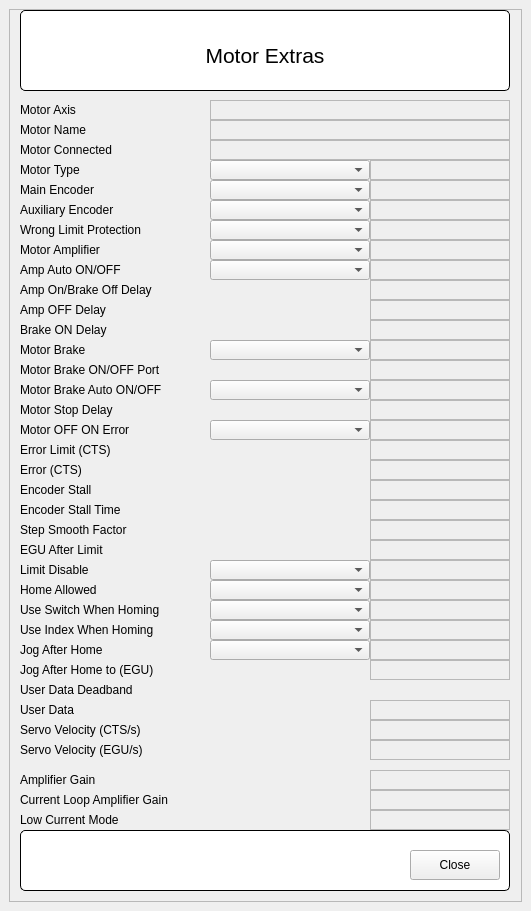
First picture: the form in FormGalilMotorExtras.ui, repository SESAME-Synchrotron/galil-qt, before the edit.
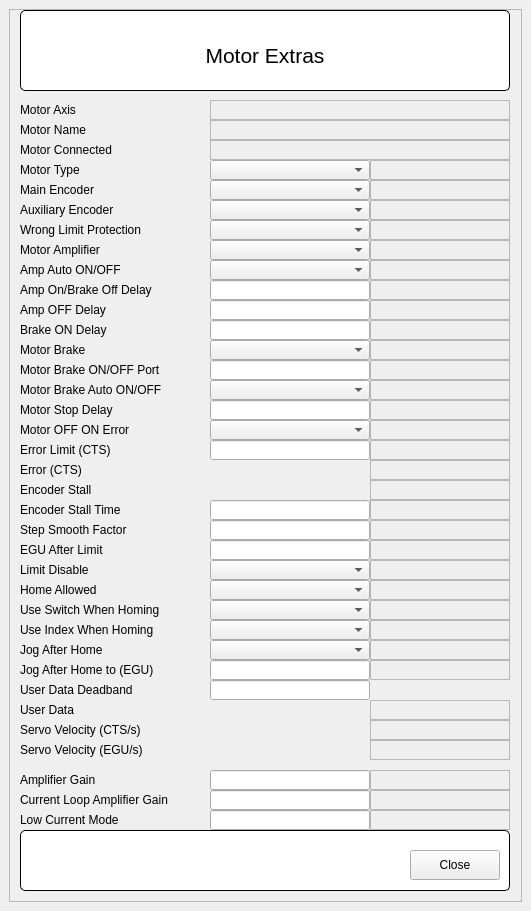
Second picture: the form after the edit. Custom widgets are drawn as their Qt base class.

Commit message: FormGalilController: Enabled all motors even if axis not passed. FormGalilMotor: Added axis letter. FormGalilMotorExtras: Added new settings.

What changed in the file:
```diff
--- a/FormGalilMotorExtras.ui
+++ b/FormGalilMotorExtras.ui
@@ -116,22 +116,6 @@
          <string>$(group)_UINDEX_STATUS</string>
         </property>
        </widget>
-       <widget class="QENumericEdit" name="qenumericedit_3">
-        <property name="geometry">
-         <rect>
-          <x>200</x>
-          <y>310</y>
-          <width>160</width>
-          <height>20</height>
-         </rect>
-        </property>
-        <property name="variable" stdset="0">
-         <string>$(group)_BRAKEONDELAY_SP</string>
-        </property>
-        <property name="variableSubstitutions" stdset="0">
-         <string/>
-        </property>
-       </widget>
        <widget class="QEComboBox" name="qecombobox_7">
         <property name="geometry">
          <rect>
@@ -145,22 +129,6 @@
          <string>$(group)_BRAKE_CMD</string>
         </property>
        </widget>
-       <widget class="QENumericEdit" name="qenumericedit_4">
-        <property name="geometry">
-         <rect>
-          <x>200</x>
-          <y>350</y>
-          <width>160</width>
-          <height>20</height>
-         </rect>
-        </property>
-        <property name="variable" stdset="0">
-         <string>$(group)_BRAKEPORT_SP</string>
-        </property>
-        <property name="variableSubstitutions" stdset="0">
-         <string/>
-        </property>
-       </widget>
        <widget class="QGroupBox" name="titleGroupBox">
         <property name="geometry">
          <rect>
@@ -370,22 +338,6 @@
          <string>Error Limit (CTS)</string>
         </property>
        </widget>
-       <widget class="QENumericEdit" name="qenumericedit_7">
-        <property name="geometry">
-         <rect>
-          <x>200</x>
-          <y>490</y>
-          <width>160</width>
-          <height>20</height>
-         </rect>
-        </property>
-        <property name="variable" stdset="0">
-         <string>$(group)_ESTALLTIME_SP</string>
-        </property>
-        <property name="variableSubstitutions" stdset="0">
-         <string/>
-        </property>
-       </widget>
        <widget class="QLabel" name="label_22">
         <property name="geometry">
          <rect>
@@ -454,22 +406,6 @@
          <string>Motor Brake ON/OFF Port</string>
         </property>
        </widget>
-       <widget class="QENumericEdit" name="qenumericedit_8">
-        <property name="geometry">
-         <rect>
-          <x>200</x>
-          <y>510</y>
-          <width>160</width>
-          <height>20</height>
-         </rect>
-        </property>
-        <property name="variable" stdset="0">
-         <string>$(group)_STEPSMOOTH_SP</string>
-        </property>
-        <property name="variableSubstitutions" stdset="0">
-         <string/>
-        </property>
-       </widget>
        <widget class="QELabel" name="qelabel_22">
         <property name="geometry">
          <rect>
@@ -557,38 +493,6 @@
          <string>$(group)_ERRLIMIT_MON</string>
         </property>
        </widget>
-       <widget class="QENumericEdit" name="qenumericedit_6">
-        <property name="geometry">
-         <rect>
-          <x>200</x>
-          <y>430</y>
-          <width>160</width>
-          <height>20</height>
-         </rect>
-        </property>
-        <property name="variable" stdset="0">
-         <string>$(group)_ERRLIMIT_SP</string>
-        </property>
-        <property name="variableSubstitutions" stdset="0">
-         <string/>
-        </property>
-       </widget>
-       <widget class="QENumericEdit" name="qenumericedit_2">
-        <property name="geometry">
-         <rect>
-          <x>200</x>
-          <y>290</y>
-          <width>160</width>
-          <height>20</height>
-         </rect>
-        </property>
-        <property name="variable" stdset="0">
-         <string>$(group)_OFFDELAY_SP</string>
-        </property>
-        <property name="variableSubstitutions" stdset="0">
-         <string/>
-        </property>
-       </widget>
        <widget class="QELabel" name="qelabel_31">
         <property name="geometry">
          <rect>
@@ -605,22 +509,6 @@
          <string>$(group)_VELOCITYEGU_MON</string>
         </property>
        </widget>
-       <widget class="QENumericEdit" name="qenumericedit">
-        <property name="geometry">
-         <rect>
-          <x>200</x>
-          <y>270</y>
-          <width>160</width>
-          <height>20</height>
-         </rect>
-        </property>
-        <property name="variable" stdset="0">
-         <string>$(group)_ONDELAY_SP</string>
-        </property>
-        <property name="variableSubstitutions" stdset="0">
-         <string/>
-        </property>
-       </widget>
        <widget class="QEComboBox" name="qecombobox_11">
         <property name="geometry">
          <rect>
@@ -921,22 +809,6 @@
          <string>$(group)_LIMITDISABLE_CMD</string>
         </property>
        </widget>
-       <widget class="QENumericEdit" name="qenumericedit_9">
-        <property name="geometry">
-         <rect>
-          <x>200</x>
-          <y>530</y>
-          <width>160</width>
-          <height>20</height>
-         </rect>
-        </property>
-        <property name="variable" stdset="0">
-         <string>$(group)_EGUAFTLIMIT_SP</string>
-        </property>
-        <property name="variableSubstitutions" stdset="0">
-         <string/>
-        </property>
-       </widget>
        <widget class="QEComboBox" name="qecombobox">
         <property name="geometry">
          <rect>
@@ -998,22 +870,6 @@
          <string>$(group)_STEPSMOOTH_MON</string>
         </property>
        </widget>
-       <widget class="QENumericEdit" name="qenumericedit_10">
-        <property name="geometry">
-         <rect>
-          <x>200</x>
-          <y>650</y>
-          <width>160</width>
-          <height>20</height>
-         </rect>
-        </property>
-        <property name="variable" stdset="0">
-         <string>$(group)_JAHV_SP</string>
-        </property>
-        <property name="variableSubstitutions" stdset="0">
-         <string/>
-        </property>
-       </widget>
        <widget class="QELabel" name="qelabel_27">
         <property name="geometry">
          <rect>
@@ -1344,22 +1200,6 @@
          </property>
         </widget>
        </widget>
-       <widget class="QENumericEdit" name="qenumericedit_5">
-        <property name="geometry">
-         <rect>
-          <x>200</x>
-          <y>390</y>
-          <width>160</width>
-          <height>20</height>
-         </rect>
-        </property>
-        <property name="variable" stdset="0">
-         <string>$(group)_STOPDELAY_SP</string>
-        </property>
-        <property name="variableSubstitutions" stdset="0">
-         <string/>
-        </property>
-       </widget>
        <widget class="QLabel" name="label_16">
         <property name="geometry">
          <rect>
@@ -1412,70 +1252,6 @@
          <string>Use Switch When Homing</string>
         </property>
        </widget>
-       <widget class="QENumericEdit" name="qenumericedit_11">
-        <property name="geometry">
-         <rect>
-          <x>200</x>
-          <y>670</y>
-          <width>160</width>
-          <height>20</height>
-         </rect>
-        </property>
-        <property name="variable" stdset="0">
-         <string>$(group)_USERDATADEADB_SP</string>
-        </property>
-        <property name="variableSubstitutions" stdset="0">
-         <string/>
-        </property>
-       </widget>
-       <widget class="QENumericEdit" name="qenumericedit_12">
-        <property name="geometry">
-         <rect>
-          <x>200</x>
-          <y>760</y>
-          <width>160</width>
-          <height>20</height>
-         </rect>
-        </property>
-        <property name="variable" stdset="0">
-         <string>$(group)_AMPGAIN_CMD</string>
-        </property>
-        <property name="variableSubstitutions" stdset="0">
-         <string/>
-        </property>
-       </widget>
-       <widget class="QENumericEdit" name="qenumericedit_13">
-        <property name="geometry">
-         <rect>
-          <x>200</x>
-          <y>780</y>
-          <width>160</width>
-          <height>20</height>
-         </rect>
-        </property>
-        <property name="variable" stdset="0">
-         <string>$(group)_AMPCLGAIN_CMD</string>
-        </property>
-        <property name="variableSubstitutions" stdset="0">
-         <string/>
-        </property>
-       </widget>
-       <widget class="QENumericEdit" name="qenumericedit_14">
-        <property name="geometry">
-         <rect>
-          <x>200</x>
-          <y>800</y>
-          <width>160</width>
-          <height>20</height>
-         </rect>
-        </property>
-        <property name="variable" stdset="0">
-         <string>$(group)_AMPLC_SP</string>
-        </property>
-        <property name="variableSubstitutions" stdset="0">
-         <string/>
-        </property>
-       </widget>
        <widget class="QELabel" name="qelabel_33">
         <property name="geometry">
          <rect>
@@ -1563,6 +1339,188 @@
          <string>Low Current Mode</string>
         </property>
        </widget>
+       <widget class="QELineEdit" name="qelineedit">
+        <property name="geometry">
+         <rect>
+          <x>200</x>
+          <y>270</y>
+          <width>160</width>
+          <height>20</height>
+         </rect>
+        </property>
+        <property name="variable" stdset="0">
+         <string>$(group)_ONDELAY_SP</string>
+        </property>
+       </widget>
+       <widget class="QELineEdit" name="qelineedit_2">
+        <property name="geometry">
+         <rect>
+          <x>200</x>
+          <y>290</y>
+          <width>160</width>
+          <height>20</height>
+         </rect>
+        </property>
+        <property name="variable" stdset="0">
+         <string>$(group)_OFFDELAY_SP</string>
+        </property>
+       </widget>
+       <widget class="QELineEdit" name="qelineedit_3">
+        <property name="geometry">
+         <rect>
+          <x>200</x>
+          <y>310</y>
+          <width>160</width>
+          <height>20</height>
+         </rect>
+        </property>
+        <property name="variable" stdset="0">
+         <string>$(group)_BRAKEONDELAY_SP</string>
+        </property>
+       </widget>
+       <widget class="QELineEdit" name="qelineedit_4">
+        <property name="geometry">
+         <rect>
+          <x>200</x>
+          <y>350</y>
+          <width>160</width>
+          <height>20</height>
+         </rect>
+        </property>
+        <property name="variable" stdset="0">
+         <string>$(group)_BRAKEPORT_SP</string>
+        </property>
+       </widget>
+       <widget class="QELineEdit" name="qelineedit_5">
+        <property name="geometry">
+         <rect>
+          <x>200</x>
+          <y>390</y>
+          <width>160</width>
+          <height>20</height>
+         </rect>
+        </property>
+        <property name="variable" stdset="0">
+         <string>$(group)_STOPDELAY_SP</string>
+        </property>
+       </widget>
+       <widget class="QELineEdit" name="qelineedit_6">
+        <property name="geometry">
+         <rect>
+          <x>200</x>
+          <y>430</y>
+          <width>160</width>
+          <height>20</height>
+         </rect>
+        </property>
+        <property name="variable" stdset="0">
+         <string>$(group)_ERRLIMIT_SP</string>
+        </property>
+       </widget>
+       <widget class="QELineEdit" name="qelineedit_7">
+        <property name="geometry">
+         <rect>
+          <x>200</x>
+          <y>490</y>
+          <width>160</width>
+          <height>20</height>
+         </rect>
+        </property>
+        <property name="variable" stdset="0">
+         <string>$(group)_ESTALLTIME_SP</string>
+        </property>
+       </widget>
+       <widget class="QELineEdit" name="qelineedit_8">
+        <property name="geometry">
+         <rect>
+          <x>200</x>
+          <y>510</y>
+          <width>160</width>
+          <height>20</height>
+         </rect>
+        </property>
+        <property name="variable" stdset="0">
+         <string>$(group)_STEPSMOOTH_SP</string>
+        </property>
+       </widget>
+       <widget class="QELineEdit" name="qelineedit_9">
+        <property name="geometry">
+         <rect>
+          <x>200</x>
+          <y>530</y>
+          <width>160</width>
+          <height>20</height>
+         </rect>
+        </property>
+        <property name="variable" stdset="0">
+         <string>$(group)_EGUAFTLIMIT_SP</string>
+        </property>
+       </widget>
+       <widget class="QELineEdit" name="qelineedit_10">
+        <property name="geometry">
+         <rect>
+          <x>200</x>
+          <y>650</y>
+          <width>160</width>
+          <height>20</height>
+         </rect>
+        </property>
+        <property name="variable" stdset="0">
+         <string>$(group)_JAHV_SP</string>
+        </property>
+       </widget>
+       <widget class="QELineEdit" name="qelineedit_11">
+        <property name="geometry">
+         <rect>
+          <x>200</x>
+          <y>670</y>
+          <width>160</width>
+          <height>20</height>
+         </rect>
+        </property>
+        <property name="variable" stdset="0">
+         <string>$(group)_USERDATADEADB_SP</string>
+        </property>
+       </widget>
+       <widget class="QELineEdit" name="qelineedit_12">
+        <property name="geometry">
+         <rect>
+          <x>200</x>
+          <y>760</y>
+          <width>160</width>
+          <height>20</height>
+         </rect>
+        </property>
+        <property name="variable" stdset="0">
+         <string>$(group)_AMPGAIN_CMD</string>
+        </property>
+       </widget>
+       <widget class="QELineEdit" name="qelineedit_13">
+        <property name="geometry">
+         <rect>
+          <x>200</x>
+          <y>780</y>
+          <width>160</width>
+          <height>20</height>
+         </rect>
+        </property>
+        <property name="variable" stdset="0">
+         <string>$(group)_AMPCLGAIN_CMD</string>
+        </property>
+       </widget>
+       <widget class="QELineEdit" name="qelineedit_14">
+        <property name="geometry">
+         <rect>
+          <x>200</x>
+          <y>800</y>
+          <width>160</width>
+          <height>20</height>
+         </rect>
+        </property>
+        <property name="variable" stdset="0">
+         <string>$(group)_AMPLC_SP</string>
+        </property>
+       </widget>
       </widget>
      </widget>
     </item>
@@ -1581,9 +1539,9 @@
    <header>QELabel.h</header>
   </customwidget>
   <customwidget>
-   <class>QENumericEdit</class>
-   <extends>QWidget</extends>
-   <header>QENumericEdit.h</header>
+   <class>QELineEdit</class>
+   <extends>QLineEdit</extends>
+   <header>QELineEdit.h</header>
   </customwidget>
  </customwidgets>
  <resources/>
```
The commit also changes 4 other files.
